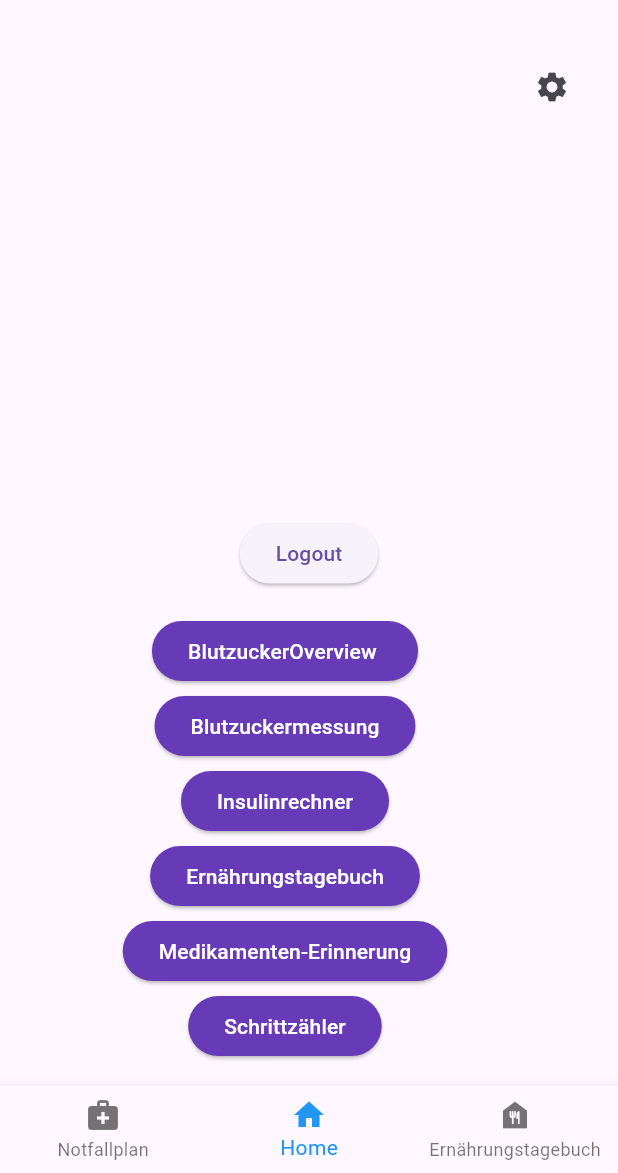
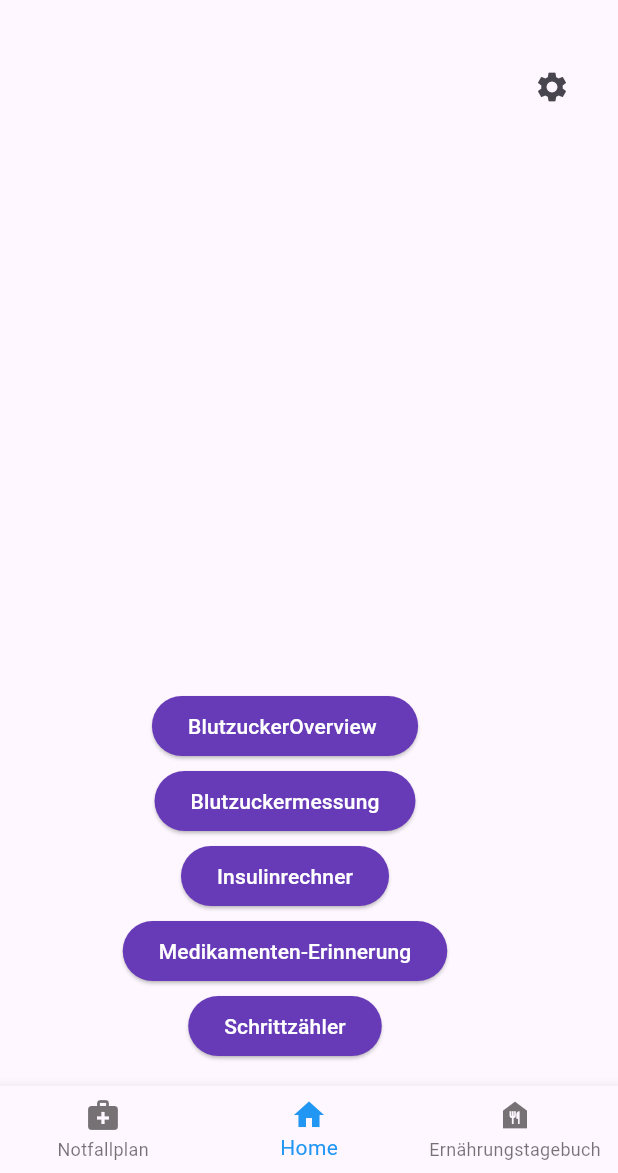
Before and after one commit to Jonalismus/companio_diabetes_app, a Flutter app: the HomeScreen screen opened directly, on a phone screen of 412 x 824 dp, the part 63-1236 px from its top. Run offline on Flutter 3.47's test engine with Material 3 defaults, Android fonts, the phone set to English and light mode, and no system bars; our stand-ins replace cloud_firestore, firebase_auth, firebase_core, flutter_datetime_picker_plus, flutter_local_notifications, getwidget and 3 more; missing offline and left inert: flutter_barcode_scanner; accounts and stored records are empty.

Commit message:
Logout button removed from the home screen

```diff
--- a/lib/screens/home_screen.dart
+++ b/lib/screens/home_screen.dart
@@ -166,23 +166,6 @@ class HomeScreenState extends State<HomeScreen> {
                 const SizedBox(height: 2),
                 Center(
                   child: ElevatedButton(
-                    onPressed: () {
-                      Navigator.push(
-                        context,
-                        MaterialPageRoute(
-                            builder: (context) => const FoodDairyPage()),
-                      );
-                    },
-                    style: ElevatedButton.styleFrom(
-                      foregroundColor: Colors.white,
-                      backgroundColor: Colors.deepPurple,
-                    ),
-                    child: const Text('Ernährungstagebuch'),
-                  ),
-                ),
-                const SizedBox(height: 2),
-                Center(
-                  child: ElevatedButton(
                     onPressed: _navigateToNotificationSettings,
                     style: ElevatedButton.styleFrom(
                       foregroundColor: Colors.white,
--- a/lib/screens/pages/bloodsugar_overview_dashboard.dart
+++ b/lib/screens/pages/bloodsugar_overview_dashboard.dart
@@ -1,6 +1,5 @@
 import 'package:flutter/material.dart';
 import 'package:getwidget/getwidget.dart';
-import 'package:intl/intl.dart';
 import 'package:syncfusion_flutter_charts/charts.dart';
 
 
--- a/lib/screens/pages/home.dart
+++ b/lib/screens/pages/home.dart
@@ -1,5 +1,3 @@
-import 'package:companio_diabetes_app/screens/signin_screen.dart';
-import 'package:firebase_auth/firebase_auth.dart';
 import 'package:flutter/material.dart';
 
 class HomePage extends StatefulWidget {
@@ -13,20 +11,6 @@ class HomeScreenState extends State<HomePage> {
   @override
   Widget build(BuildContext context) {
     return Scaffold(
-      body: Center(
-        child: ElevatedButton(
-          child: const Text("Logout"),
-          onPressed: () {
-            FirebaseAuth.instance.signOut().then((value) {
-              print("Signed Out");
-              Navigator.push(
-                  context,
-                  MaterialPageRoute(
-                      builder: (context) => const SignInScreen()));
-            });
-          },
-        ),
-      ),
     );
   }
 }
```
Also changed, not shown: pubspec.lock.
